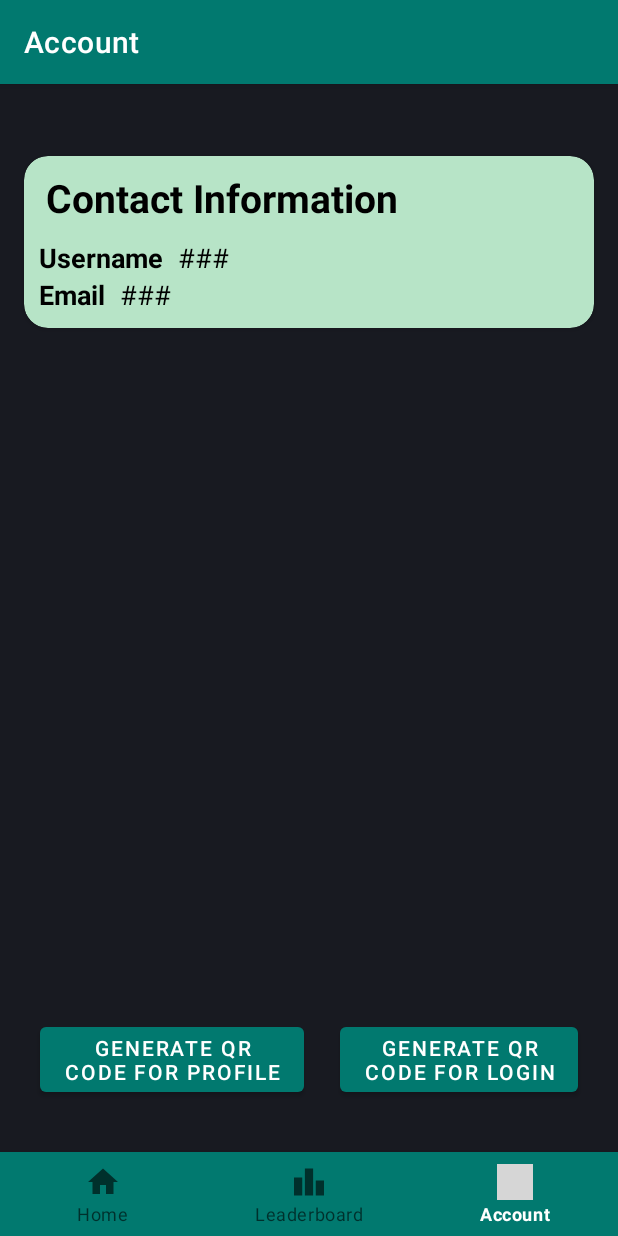
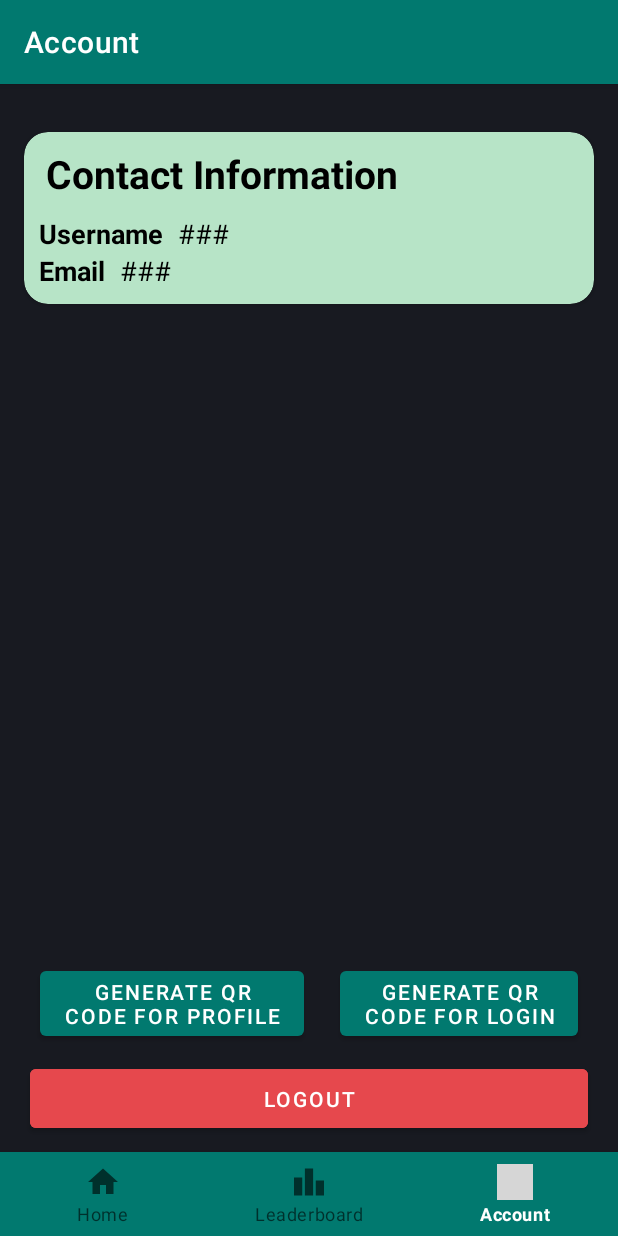
Before and after one commit to CMPUT301W22T35/QRcode-Quest, an Android app: the AccountFragment screen opened through its navigation route, on a phone screen of 412 x 824 dp. Run offline under Robolectric (Android 15) with nearby library versions, the phone set to English and light mode, and no system bars; our stand-ins replace Firebase (no records; nobody signed in at launch, a user with empty details on screens opened directly), navigation-ui; grey boxes are pictures that could not be loaded.

Commit message:
Added logout button

```diff
--- a/app/src/main/res/layout/fragment_account.xml
+++ b/app/src/main/res/layout/fragment_account.xml
@@ -123,13 +123,13 @@
         android:id="@+id/qrgenerate_button_layout"
         android:layout_width="match_parent"
         android:layout_height="wrap_content"
-        android:layout_marginBottom="18dp"
+        android:layout_margin="10dp"
         android:gravity="center"
         android:orientation="horizontal"
         app:layout_constraintTop_toBottomOf="@id/iv_code"
         app:layout_constraintEnd_toEndOf="parent"
         app:layout_constraintStart_toStartOf="parent"
-        app:layout_constraintBottom_toBottomOf="parent">
+        app:layout_constraintBottom_toTopOf="@id/account_logout_button">
 
         <Button
             android:id="@+id/qrgenerate_profile_button"
@@ -147,4 +147,15 @@
             android:layout_marginRight="12dp"
             android:text="@string/generate_login_qr" />
     </LinearLayout>
+    <Button
+        android:id="@+id/account_logout_button"
+        android:layout_width="0dp"
+        android:layout_height="wrap_content"
+        android:layout_margin="10dp"
+        android:padding="10dp"
+        android:backgroundTint="@color/vermilion"
+        app:layout_constraintBottom_toBottomOf="parent"
+        app:layout_constraintStart_toStartOf="@id/qrgenerate_button_layout"
+        app:layout_constraintEnd_toEndOf="@id/qrgenerate_button_layout"
+        android:text="Logout"/>
 </androidx.constraintlayout.widget.ConstraintLayout>
```
Also changed, not shown: app/src/main/java/com/qrcode_quest/ui/account/AccountFragment.java (+22 -0 lines).
